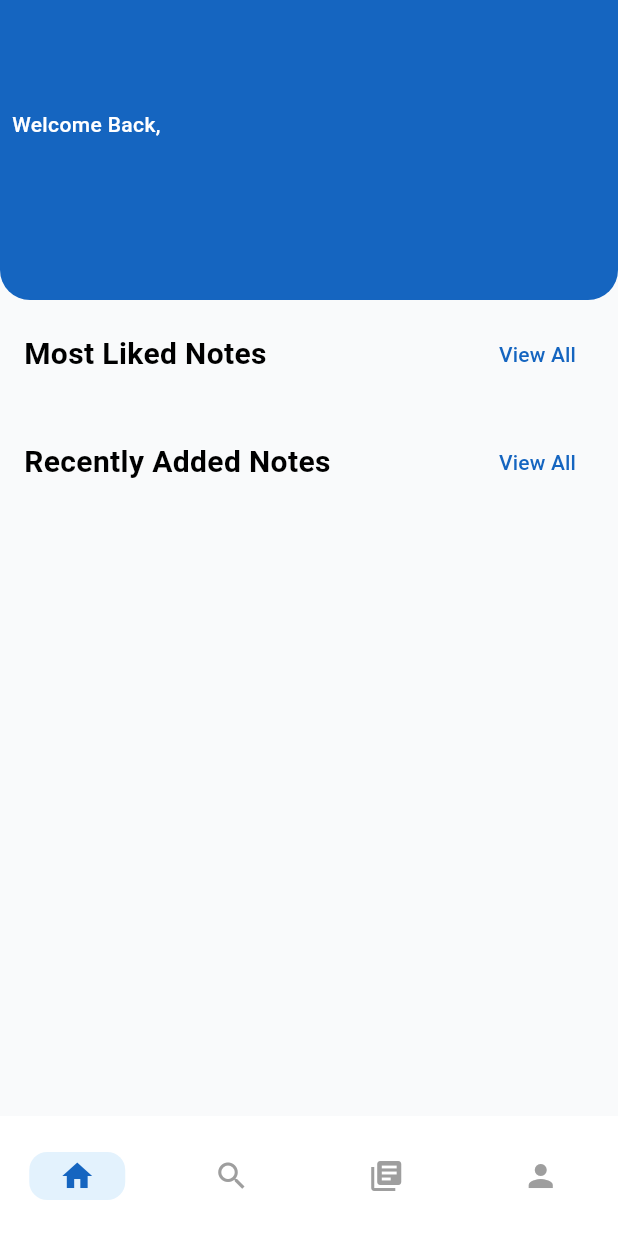
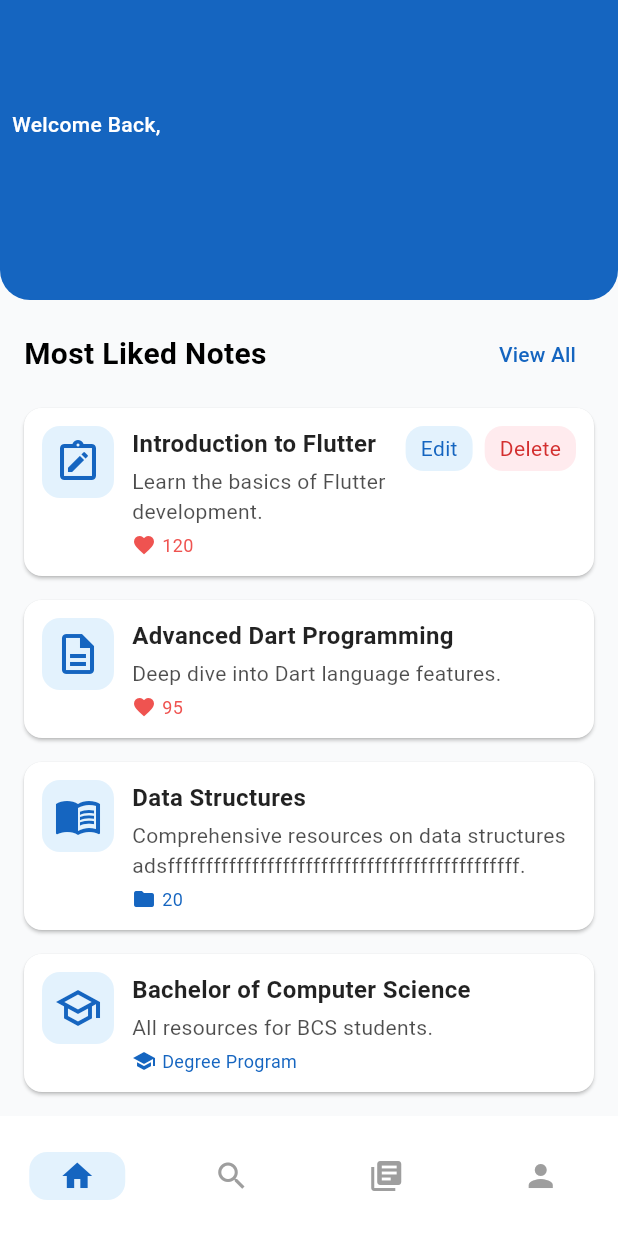
Before and after one commit to Junaid7200/CampusGrid-Flutter-Firebase-Riverpod-goRouter, a Flutter app: the HomePage screen opened by its route, on a phone screen of 412 x 824 dp. Run offline on Flutter 3.47's test engine with Material 3 defaults, Android fonts, the light colour scheme and no system bars; our stand-ins replace firebase_auth, firebase_core, flutter_svg, font_awesome_flutter, go_router, google_sign_in; accounts and stored records are empty.

Commit message:
feat: implement the first draft of the verstile card

```diff
--- a/lib/src/features/home/home.dart
+++ b/lib/src/features/home/home.dart
@@ -1,7 +1,7 @@
 import "package:flutter/material.dart";
 import 'package:firebase_auth/firebase_auth.dart';
 import 'package:campus_grid/src/shared/widgets/home_header.dart';
-
+import 'package:campus_grid/src/shared/widgets/verstile_card.dart';
 
 class HomePage extends StatefulWidget {
   const HomePage({super.key});
@@ -9,7 +9,6 @@ class HomePage extends StatefulWidget {
 }
 
 class _HomePageState extends State<HomePage> {
-
   final User _user = FirebaseAuth.instance.currentUser!;
   @override
   Widget build(BuildContext context) {
@@ -28,8 +27,7 @@ class _HomePageState extends State<HomePage> {
                   bottomRight: Radius.circular(20),
                 ),
               ),
-              child:
-              Column(
+              child: Column(
                 mainAxisAlignment: MainAxisAlignment.center,
                 crossAxisAlignment: CrossAxisAlignment.start,
                 children: [
@@ -46,7 +44,8 @@ class _HomePageState extends State<HomePage> {
                             fontWeight: FontWeight.w500,
                           ),
                         ),
-                        Text("${_user.displayName}",
+                        Text(
+                          "${_user.displayName}",
                           style: TextStyle(
                             color: colors.onPrimary,
                             fontSize: 24,
@@ -60,20 +59,51 @@ class _HomePageState extends State<HomePage> {
               ),
             ),
             // heading: Most liked notes
-            HomeHeader(
-              heading: "Most Liked Notes",
-              onActionPressed: () {},
+            HomeHeader(heading: "Most Liked Notes", onActionPressed: () {}),
+            // list of most liked notes
+            Column(
+              children: [
+                VerstileCard(
+                  title: "Introduction to Flutter",
+                  subtitle: "Learn the basics of Flutter development.",
+                  cardType: "myNote",
+                  // icon: Icons.description_outlined,
+                  likesCount: 120,
+                  resourcesCount: 5,
+                ),
+                VerstileCard(
+                  title: "Advanced Dart Programming",
+                  subtitle: "Deep dive into Dart language features.",
+                  cardType: "note",
+                  // icon: Icons.description_outlined,
+                  likesCount: 95,
+                  resourcesCount: 3,
+                ),
+                // subject type card:
+                VerstileCard(
+                  title: "Data Structures",
+                  subtitle: "Comprehensive resources on data structuresadsffffffffffffffffffffffffffffffffffffffffffffff.",
+                  cardType: "subject",
+                  // icon: Icons.menu_book_outlined,
+                  resourcesCount: 20,
+                ),
+                // degree type card:
+                VerstileCard(
+                  title: "Bachelor of Computer Science",
+                  subtitle: "All resources for BCS students.",
+                  cardType: "degree",
+                  // icon: Icons.school_outlined,
+                  resourcesCount: 50,
+                ),
+              ],
             ),
-            // list of most liked notes
+
             //heading: Recently added notes
-            HomeHeader(
-              heading: "Recently Added Notes",
-              onActionPressed: () {},
-            ),
+            HomeHeader(heading: "Recently Added Notes", onActionPressed: () {}),
             // list of recently added notes
           ],
         ),
-      )
+      ),
     );
   }
 }
--- a/lib/src/shared/widgets/verstile_card.dart
+++ b/lib/src/shared/widgets/verstile_card.dart
@@ -0,0 +1,174 @@
+import 'package:flutter/material.dart';
+import 'package:go_router/go_router.dart';
+
+enum CardType { note, myNote, subject, degree }
+
+class VerstileCard extends StatelessWidget {
+  final String title;
+  final String subtitle;
+  final String cardType;
+  final VoidCallback? onTap;
+  // final IconData? icon;
+  final int? likesCount;
+  final int? resourcesCount;
+
+  const VerstileCard({
+    super.key,
+    required this.title,
+    required this.subtitle,
+    required this.cardType,
+    this.onTap,
+    // this.icon,
+    this.likesCount,
+    this.resourcesCount,
+  });
+  @override
+  Widget build(BuildContext context) {
+    final IconData icon = cardType == "note"
+        ? Icons.description_outlined
+        : cardType == "myNote"
+        ? Icons.note_alt_outlined
+        : cardType == "subject"
+        ? Icons.menu_book_outlined
+        : Icons.school_outlined;
+    final colors = Theme.of(context).colorScheme;
+    return Card(
+      elevation: 1,
+      margin: EdgeInsets.only(bottom: 16, left: 16, right: 16, top: 0),
+      shape: RoundedRectangleBorder(borderRadius: BorderRadius.circular(12)),
+      child: InkWell(
+        onTap: onTap,
+        child: Padding(
+          padding: const EdgeInsets.all(12.0),
+          child: Row(
+            crossAxisAlignment: CrossAxisAlignment.start,
+            children: [
+              Container(
+                padding: const EdgeInsets.all(8),
+                decoration: BoxDecoration(
+                  color: colors.secondary,
+                  borderRadius: BorderRadius.circular(12),
+                ),
+                child: Icon(icon, color: colors.primary, size: 32),
+              ),
+              const SizedBox(width: 12),
+              Expanded(
+                child: Column(
+                  crossAxisAlignment: CrossAxisAlignment.start,
+                  mainAxisAlignment: MainAxisAlignment.spaceEvenly,
+                  children: [
+                    Text(
+                      title,
+                      maxLines: 2,
+                      overflow: TextOverflow.ellipsis,
+                      style: TextStyle(
+                        fontSize: 16,
+                        fontWeight: FontWeight.bold,
+                      ),
+                    ),
+                    const SizedBox(height: 4),
+                    Text(
+                      subtitle,
+                      maxLines: 2,
+                      overflow: TextOverflow.ellipsis,
+                      style: TextStyle(
+                        fontSize: 14,
+                        color: colors.onSurface.withAlpha((0.7 * 255).toInt()),
+                      ),
+                    ),
+                    const SizedBox(height: 4),
+                    if (cardType == "note" || cardType == "myNote") ...[
+                      Row(
+                        children: [
+                          Icon(Icons.favorite, size: 16, color: Color(0xFFEF5350)),
+                          const SizedBox(width: 4),
+                          Text(
+                            likesCount != null ? likesCount.toString() : "0",
+                            style: TextStyle(
+                              fontSize: 12,
+                              color: Color(0xFFEF5350)
+                            ),
+                          ),
+                        ],
+                      ),
+                    ] else if (cardType == "subject") ...[
+                      Row(
+                        children: [
+                          Icon(Icons.folder, size: 16, color: colors.primary),
+                          const SizedBox(width: 4),
+                          Text(
+                            resourcesCount != null
+                                ? resourcesCount.toString()
+                                : "0",
+                            style: TextStyle(
+                              fontSize: 12,
+                              color: colors.primary
+                            ),
+                          ),
+                        ],
+                      ),
+                    ] else if (cardType == "degree") ...[
+                      Row(
+                        children: [
+                          Icon(Icons.school, size: 16, color: colors.primary),
+                          const SizedBox(width: 4),
+                          Text(
+                            "Degree Program",
+                            style: TextStyle(
+                              fontSize: 12,
+                              color: colors.primary
+                            ),
+                          ),
+                        ],
+                      ),
+                    ],
+                  ],
+                ),
+              ),
+              if (cardType == "myNote") ...[
+                Row(
+                  crossAxisAlignment: CrossAxisAlignment.start,
+                  children: [
+                    GestureDetector(
+                      onTap: () {
+                        // Handle edit action
+                      },
+                      child: Container(
+                        padding: const EdgeInsets.symmetric(horizontal: 10, vertical: 5),
+                        decoration: BoxDecoration(
+                          color: colors.secondary,
+                          borderRadius: BorderRadius.circular(12),
+                        ),
+                          child: Text(
+                            "Edit",
+                            style: TextStyle(color: colors.primary),
+                          ),
+                      ),
+                    ),
+                    const SizedBox(width: 8),
+                    GestureDetector(
+                      onTap: () {
+                        // Handle delete action
+                      },
+                      child: Container(
+                        padding: const EdgeInsets.symmetric(horizontal: 10, vertical: 5),
+                        decoration: BoxDecoration(
+                          color: Color(0xFFFFEBEE),
+                          borderRadius: BorderRadius.circular(12),
+                        ),
+                          child: Text(
+                            "Delete",
+                            style: TextStyle(color: Color(0xFFD32F2F)),
+                          ),
+                      ),
+                    ),
+                  ],
+                ),
+              ],
+            ],
+          ),
+        ),
+      ),
+    );
+  }
+}
```
